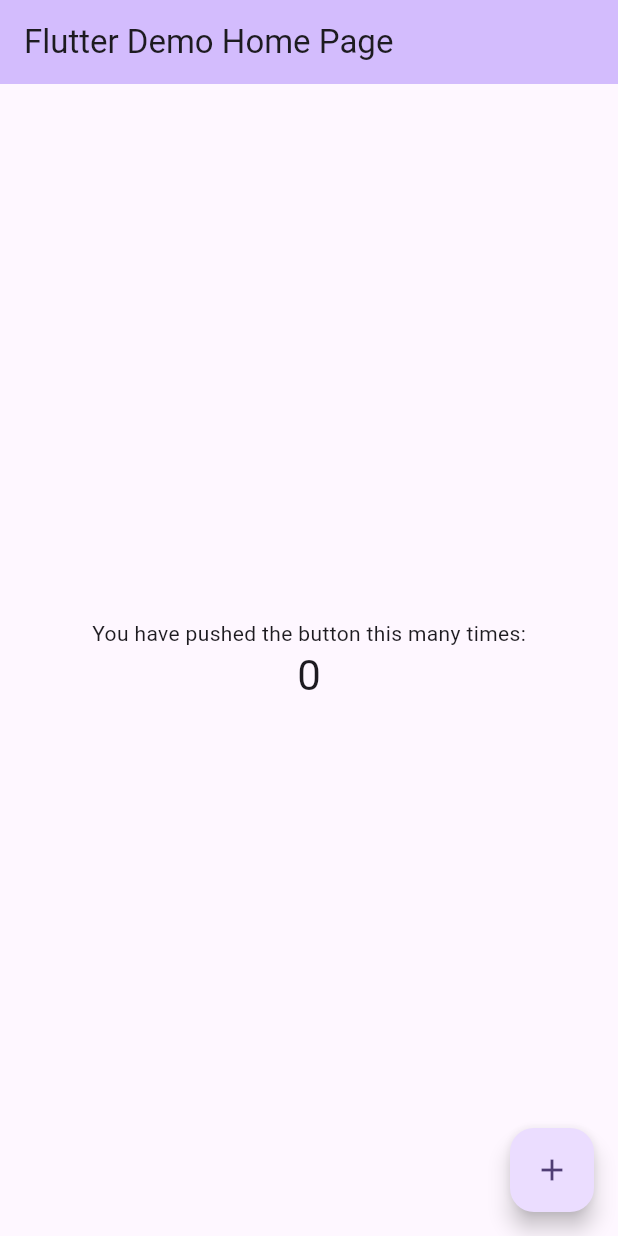
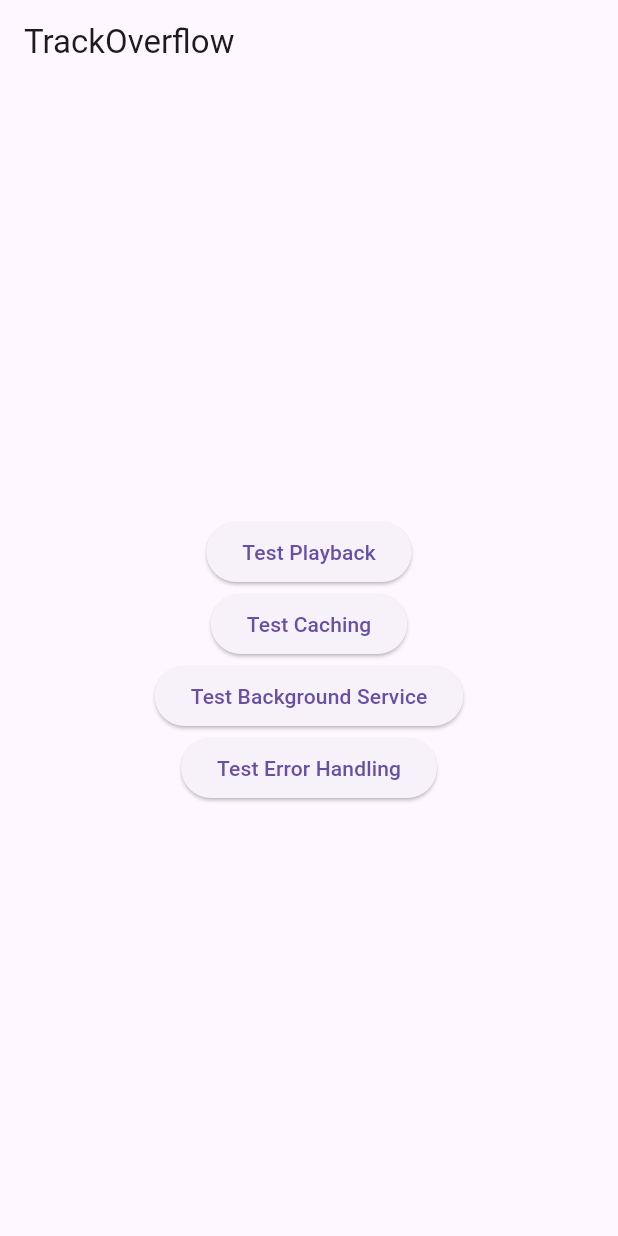
Before and after one commit to wpinrui/track-overflow, a Flutter app: the screen it shows after launch, on a phone screen of 412 x 824 dp. Run offline on Flutter 3.47's test engine with Material 3 defaults, Android fonts, the phone set to English and light mode, and no system bars; our stand-ins replace get_it.

Commit message:
Add more boilerplate

```diff
--- a/lib/main.dart
+++ b/lib/main.dart
@@ -1,125 +1,81 @@
 import 'package:flutter/material.dart';
+import 'package:get_it/get_it.dart';
+import 'services/playback_service.dart';
+import 'services/caching_service.dart';
+import 'services/background_service.dart';
+import 'services/error_handler_service.dart';
 
-void main() {
-  runApp(const MyApp());
+final GetIt getIt = GetIt.instance;
+
+Future<void> main() async {
+  WidgetsFlutterBinding.ensureInitialized();
+  await setupServices();
+  runApp(const TrackOverflowApp());
 }
 
-class MyApp extends StatelessWidget {
-  const MyApp({super.key});
+Future<void> setupServices() async {
+  getIt.registerLazySingleton<PlaybackService>(() => PlaybackService());
+  getIt.registerLazySingleton<CachingService>(() => CachingService());
+  getIt.registerLazySingleton<BackgroundService>(() => BackgroundService());
+  getIt.registerLazySingleton<ErrorHandlerService>(() => ErrorHandlerService());
+}
 
-  // This widget is the root of your application.
+class TrackOverflowApp extends StatelessWidget {
+  const TrackOverflowApp({super.key});
+
   @override
   Widget build(BuildContext context) {
     return MaterialApp(
-      title: 'Flutter Demo',
+      title: 'TrackOverflow',
       theme: ThemeData(
-        // This is the theme of your application.
-        //
-        // TRY THIS: Try running your application with "flutter run". You'll see
-        // the application has a purple toolbar. Then, without quitting the app,
-        // try changing the seedColor in the colorScheme below to Colors.green
-        // and then invoke "hot reload" (save your changes or press the "hot
-        // reload" button in a Flutter-supported IDE, or press "r" if you used
-        // the command line to start the app).
-        //
-        // Notice that the counter didn't reset back to zero; the application
-        // state is not lost during the reload. To reset the state, use hot
-        // restart instead.
-        //
-        // This works for code too, not just values: Most code changes can be
-        // tested with just a hot reload.
-        colorScheme: ColorScheme.fromSeed(seedColor: Colors.deepPurple),
-        useMaterial3: true,
+        primarySwatch: Colors.blue,
       ),
-      home: const MyHomePage(title: 'Flutter Demo Home Page'),
+      home: const PlaceholderScreen(),
     );
   }
 }
 
-class MyHomePage extends StatefulWidget {
-  const MyHomePage({super.key, required this.title});
-
-  // This widget is the home page of your application. It is stateful, meaning
-  // that it has a State object (defined below) that contains fields that affect
-  // how it looks.
-
-  // This class is the configuration for the state. It holds the values (in this
-  // case the title) provided by the parent (in this case the App widget) and
-  // used by the build method of the State. Fields in a Widget subclass are
-  // always marked "final".
-
-  final String title;
-
-  @override
-  State<MyHomePage> createState() => _MyHomePageState();
-}
-
-class _MyHomePageState extends State<MyHomePage> {
-  int _counter = 0;
-
-  void _incrementCounter() {
-    setState(() {
-      // This call to setState tells the Flutter framework that something has
-      // changed in this State, which causes it to rerun the build method below
-      // so that the display can reflect the updated values. If we changed
-      // _counter without calling setState(), then the build method would not be
-      // called again, and so nothing would appear to happen.
-      _counter++;
-    });
-  }
+class PlaceholderScreen extends StatelessWidget {
+  const PlaceholderScreen({super.key});
 
   @override
   Widget build(BuildContext context) {
-    // This method is rerun every time setState is called, for instance as done
-    // by the _incrementCounter method above.
-    //
-    // The Flutter framework has been optimized to make rerunning build methods
-    // fast, so that you can just rebuild anything that needs updating rather
-    // than having to individually change instances of widgets.
+    final playbackService = getIt<PlaybackService>();
+    final cachingService = getIt<CachingService>();
+    final backgroundService = getIt<BackgroundService>();
+    final errorHandlerService = getIt<ErrorHandlerService>();
+
     return Scaffold(
       appBar: AppBar(
-        // TRY THIS: Try changing the color here to a specific color (to
-        // Colors.amber, perhaps?) and trigger a hot reload to see the AppBar
-        // change color while the other colors stay the same.
-        backgroundColor: Theme.of(context).colorScheme.inversePrimary,
-        // Here we take the value from the MyHomePage object that was created by
-        // the App.build method, and use it to set our appbar title.
-        title: Text(widget.title),
+        title: const Text('TrackOverflow'),
       ),
       body: Center(
-        // Center is a layout widget. It takes a single child and positions it
-        // in the middle of the parent.
         child: Column(
-          // Column is also a layout widget. It takes a list of children and
-          // arranges them vertically. By default, it sizes itself to fit its
-          // children horizontally, and tries to be as tall as its parent.
-          //
-          // Column has various properties to control how it sizes itself and
-          // how it positions its children. Here we use mainAxisAlignment to
-          // center the children vertically; the main axis here is the vertical
-          // axis because Columns are vertical (the cross axis would be
-          // horizontal).
-          //
-          // TRY THIS: Invoke "debug painting" (choose the "Toggle Debug Paint"
-          // action in the IDE, or press "p" in the console), to see the
-          // wireframe for each widget.
-          mainAxisAlignment: MainAxisAlignment.center,
-          children: <Widget>[
-            const Text(
-              'You have pushed the button this many times:',
+          mainAxisSize: MainAxisSize.min,
+          children: [
+            ElevatedButton(
+              onPressed: playbackService.play,
+              child: const Text("Test Playback"),
             ),
-            Text(
-              '$_counter',
-              style: Theme.of(context).textTheme.headlineMedium,
+            ElevatedButton(
+              onPressed: () {
+                cachingService.cacheData("testKey", "testValue");
+                print(cachingService.getCachedData("testKey"));
+              },
+              child: const Text("Test Caching"),
+            ),
+            ElevatedButton(
+              onPressed: backgroundService.enableBackgroundPlayback,
+              child: const Text("Test Background Service"),
+            ),
+            ElevatedButton(
+              onPressed: () => errorHandlerService.showErrorDialog(
+                  context, "This is a test error!"),
+              child: const Text("Test Error Handling"),
             ),
           ],
         ),
       ),
-      floatingActionButton: FloatingActionButton(
-        onPressed: _incrementCounter,
-        tooltip: 'Increment',
-        child: const Icon(Icons.add),
-      ), // This trailing comma makes auto-formatting nicer for build methods.
     );
   }
 }
--- /dev/null
+++ b/lib/services/background_service.dart
@@ -0,0 +1,13 @@
+class BackgroundService {
+  void enableBackgroundPlayback() {
+    print("Background playback enabled!");
+  }
+
+  void disableBackgroundPlayback() {
+    print("Background playback disabled!");
+  }
+
+  void updateMediaControls(String trackName) {
+    print("Updated media controls for track: $trackName");
+  }
+}
--- /dev/null
+++ b/lib/services/playback_service.dart
@@ -0,0 +1,13 @@
+class PlaybackService {
+  void play() {
+    print("Playback started!");
+  }
+
+  void pause() {
+    print("Playback paused!");
+  }
+
+  void stop() {
+    print("Playback stopped!");
+  }
+}
```
Also changed, not shown: lib/services/caching_service.dart (added, +14 -0 lines), lib/services/error_handler_service.dart (added, +23 -0 lines), pubspec.yaml (+6 -3 lines), pubspec.lock, 9 other files.
